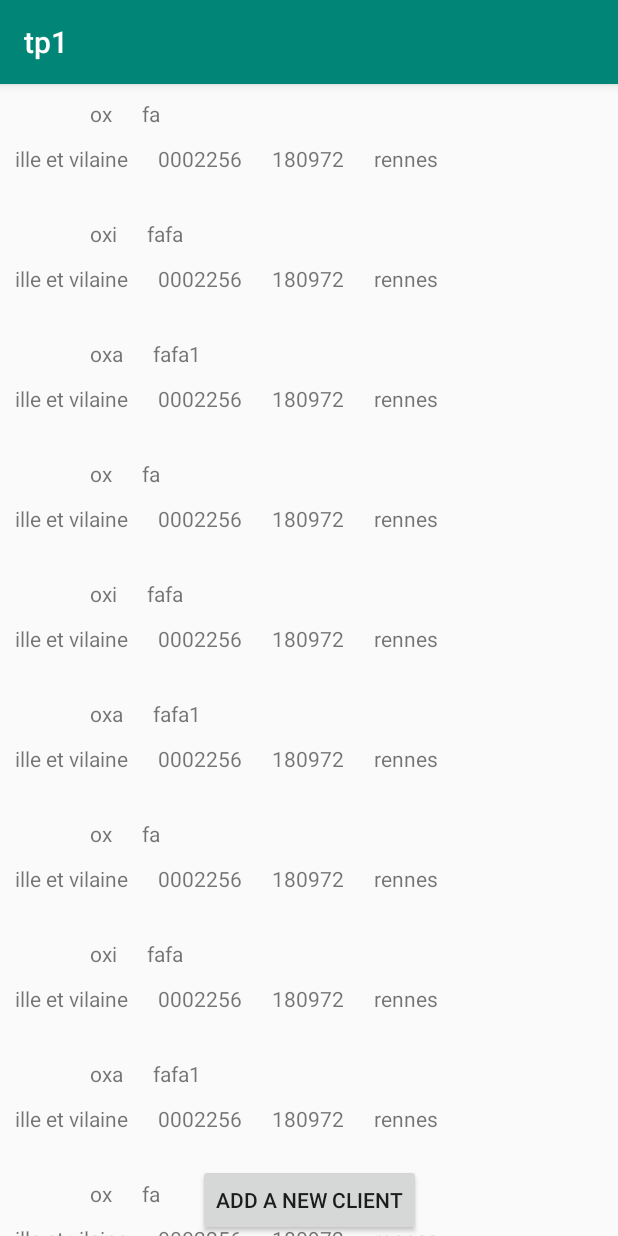
After one commit to francoisauxietre/mmmtp1, an Android app: the RecyclerActivity screen opened directly, with no data from a screen before it, on a phone screen of 412 x 824 dp. The commit adds this screen. Run offline under Robolectric (Android 15) with nearby library versions, the phone set to English and light mode, and no system bars.

Commit message:
add recyclerList Add item in listview modify item on two lines

```diff
--- a/tp1/app/build.gradle
+++ b/tp1/app/build.gradle
@@ -39,8 +39,8 @@ dependencies {
 
     def room_version = "2.2.0"
     implementation "androidx.room:room-runtime:$room_version"
-    annotationProcessor "androidx.room:room-compiler:$room_version" // For Kotlin use kapt instead of annotationProcessor
-
+    annotationProcessor "androidx.room:room-compiler:$room_version"
+    // For Kotlin use kapt instead of annotationProcessor
 
 
 }
--- /dev/null
+++ b/tp1/app/src/main/java/com/tp1/RecyclerActivity.java
@@ -0,0 +1,91 @@
+package com.tp1;
+
+import androidx.appcompat.app.AppCompatActivity;
+import androidx.recyclerview.widget.LinearLayoutManager;
+import androidx.recyclerview.widget.RecyclerView;
+
+import android.content.DialogInterface;
+import android.content.Intent;
+import android.os.Bundle;
+import android.util.Log;
+import android.view.View;
+import android.widget.Button;
+
+import com.tp1.adapter.RecyclerAdapter;
+import com.tp1.model.User;
+
+import java.util.ArrayList;
+import java.util.List;
+
+public class RecyclerActivity extends AppCompatActivity implements View.OnClickListener {
+    private Button button_new_user;
+    private RecyclerView recyclerView;
+    private RecyclerAdapter recyclerAdapter;
+    private List<User> usersList;
+
+    @Override
+    protected void onCreate(Bundle savedInstanceState) {
+        super.onCreate(savedInstanceState);
+
+        usersList = new ArrayList<User>();
+
+        User fa = new User("fa", "ox", "180972", "0002256", "rennes", "ille et vilaine");
+        User fa1 = new User("fafa", "oxi", "180972", "0002256", "rennes", "ille et vilaine");
+        User fa2 = new User("fafa1", "oxa", "180972", "0002256", "rennes", "ille et vilaine");
+        User fa3 = new User("fa", "ox", "180972", "0002256", "rennes", "ille et vilaine");
+        User fa4 = new User("fafa", "oxi", "180972", "0002256", "rennes", "ille et vilaine");
+        User fa5 = new User("fafa1", "oxa", "180972", "0002256", "rennes", "ille et vilaine");
+        User fa6= new User("fa", "ox", "180972", "0002256", "rennes", "ille et vilaine");
+        User fa7 = new User("fafa", "oxi", "180972", "0002256", "rennes", "ille et vilaine");
+        User fa8 = new User("fafa1", "oxa", "180972", "0002256", "rennes", "ille et vilaine");
+        User fa9= new User("fa", "ox", "180972", "0002256", "rennes", "ille et vilaine");
+        User fa10 = new User("fafa", "oxi", "180972", "0002256", "rennes", "ille et vilaine");
+        User fa11= new User("fafa1", "oxa", "180972", "0002256", "rennes", "ille et vilaine");
+        User fa12 = new User("fa", "ox", "180972", "0002256", "rennes", "ille et vilaine");
+        User fa13= new User("fafa", "oxi", "180972", "0002256", "rennes", "ille et vilaine");
+        User fa14 = new User("fafa1", "oxa", "180972", "0002256", "rennes", "ille et vilaine");
+
+        this.usersList.add(fa);
+        this.usersList.add(fa1);
+        this.usersList.add(fa2);
+        this.usersList.add(fa3);
+        this.usersList.add(fa4);
+        this.usersList.add(fa5);
+        this.usersList.add(fa6);
+        this.usersList.add(fa7);
+        this.usersList.add(fa8);
+        this.usersList.add(fa9);
+        this.usersList.add(fa10);
+        this.usersList.add(fa11);
+        this.usersList.add(fa12);
+
+        setContentView(R.layout.activity_recycler);
+
+        button_new_user =findViewById(R.id.button_new_user);
+        button_new_user.setOnClickListener(this);
+
+
+        // handle the recycler view
+        recyclerView = findViewById(R.id.recycler_view);
+        recyclerAdapter = new RecyclerAdapter(this.usersList);
+        RecyclerView.LayoutManager mLayoutManager = new LinearLayoutManager(getApplicationContext());
+        recyclerView.setLayoutManager(mLayoutManager);
+        recyclerView.setAdapter(recyclerAdapter);
+
+    }
+
+    @Override
+    public void onClick(View v) {
+        Log.i("info", "click in RecyclerActivity");
+        Intent recycler_intent = new Intent(getApplicationContext(), UserActivity.class);
+        startActivityForResult(recycler_intent, 0);
+    }
+
+    //methode apelle lors du retour du bouton valider de UserActivity
+    protected void onActivityResult(int requestCode, int resultCode, Intent intent){
+        super.onActivityResult(requestCode, resultCode, intent);
+        Log.i("info", "retour de User Activity");
+        Bundle extras = intent.getExtras();
+        mEditText1.setText(extras != null ? extras.getString("returnKey"):"nothing returned");
+    }
+}
--- /dev/null
+++ b/tp1/app/src/main/java/com/tp1/adapter/RecyclerAdapter.java
@@ -0,0 +1,68 @@
+package com.tp1.adapter;
+
+import android.view.LayoutInflater;
+import android.view.View;
+import android.view.ViewGroup;
+import android.widget.TextView;
+
+import androidx.annotation.NonNull;
+import androidx.recyclerview.widget.RecyclerView;
+
+import com.tp1.R;
+import com.tp1.model.User;
+
+import java.util.List;
+
+public class RecyclerAdapter extends RecyclerView.Adapter<RecyclerAdapter.ViewHolder>
+{
+    private List<User> usersList ;
+
+
+    public RecyclerAdapter(List<User> usersList) {
+        this.usersList = usersList;
+    }
+
+    @NonNull
+    @Override
+    public ViewHolder onCreateViewHolder(@NonNull ViewGroup parent, int viewType) {
+
+        View view = LayoutInflater.from(parent.getContext()).inflate(R.layout.item, parent, false);
+        ViewHolder holder = new ViewHolder(view);
+        return holder;
+    }
+
+    @Override
+    public void onBindViewHolder(@NonNull ViewHolder holder, int position) {
+        holder.first_name.setText(usersList.get(position).getFirst_name());
+        holder.last_name.setText(usersList.get(position).getLast_name());
+        holder.birth.setText(usersList.get(position).getBirth());
+        holder.town.setText(usersList.get(position).getTown());
+        holder.phone_number.setText(usersList.get(position).getPhone_number());
+        holder.department.setText(usersList.get(position).getDepartment());
+    }
+
+    @Override
+    public int getItemCount() {
+        return usersList.size();
+    }
+
+    public class ViewHolder extends RecyclerView.ViewHolder{
+        TextView first_name;
+        TextView last_name;
+        TextView birth;
+        TextView town;
+        TextView department;
+        TextView phone_number;
+
+        public ViewHolder(@NonNull View itemView) {
+            super(itemView);
+            first_name = itemView.findViewById(R.id.item_first_name);
+            last_name = itemView.findViewById(R.id.item_last_name);
+            birth = itemView.findViewById(R.id.item_birth);
+            town =itemView.findViewById(R.id.item_town);
+            phone_number = itemView.findViewById(R.id.item_phone_number);
+            department = itemView.findViewById(R.id.item_department);
+
+        }
+    }
+}
--- a/tp1/app/src/main/java/com/tp1/model/User.java
+++ b/tp1/app/src/main/java/com/tp1/model/User.java
@@ -9,14 +9,20 @@ public class User implements Parcelable {
     private String first_name;
     private String birth;
     private String phone_number;
+    private String town;
+    private String department;
+
     private int ratingbar;
     private int image;
 
-    public User(String last_name, String first_name, String birth, String phone_number) {
+
+    public User(String last_name, String first_name, String birth, String phone_number, String town, String department) {
         this.last_name = last_name;
         this.first_name = first_name;
         this.birth = birth;
         this.phone_number = phone_number;
+        this.town = town;
+        this.department = department;
     }
 
     protected User(Parcel in) {
@@ -24,6 +30,8 @@ public class User implements Parcelable {
         first_name = in.readString();
         birth = in.readString();
         phone_number = in.readString();
+        town = in.readString();
+        department = in.readString();
 
     }
 
@@ -50,6 +58,36 @@ public class User implements Parcelable {
         dest.writeString(first_name);
         dest.writeString(birth);
         dest.writeString(phone_number);
+        dest.writeString(town);
+        dest.writeString(department);
+    }
+
+    public String getTown() {
+        return town;
+    }
+
+    public void setTown(String town) {
+        this.town = town;
+    }
+
+    public int getImage() {
+        return image;
+    }
+
+    public void setImage(int image) {
+        this.image = image;
+    }
+
+    public User(String department) {
+        this.department = department;
+    }
+
+    public void setDepartment(String department) {
+        this.department = department;
+    }
+
+    public String getDepartment() {
+        return department;
     }
 
     public String getLast_name() {
--- /dev/null
+++ b/tp1/app/src/main/res/layout/activity_recycler.xml
@@ -0,0 +1,28 @@
+<?xml version="1.0" encoding="utf-8"?>
+<androidx.constraintlayout.widget.ConstraintLayout xmlns:android="http://schemas.android.com/apk/res/android"
+    xmlns:app="http://schemas.android.com/apk/res-auto"
+    xmlns:tools="http://schemas.android.com/tools"
+    android:orientation="vertical" android:layout_width="match_parent"
+    android:layout_height="match_parent">
+    android:layout_width="match_parent"
+    android:layout_height="match_parent"
+    tools:context=".RecyclerActivity">
+
+    <androidx.recyclerview.widget.RecyclerView
+        android:id="@+id/recycler_view"
+        android:layout_width="match_parent"
+        android:layout_height="match_parent"
+        tools:layout_editor_absoluteX="132dp"
+        tools:layout_editor_absoluteY="88dp" />
+
+    <Button
+        android:id="@+id/button_new_user"
+        android:layout_width="wrap_content"
+        android:layout_height="wrap_content"
+        android:text="@string/add_new_client"
+        tools:layout_editor_absoluteX="144dp"
+        tools:layout_editor_absoluteY="547dp"
+        app:layout_constraintBottom_toBottomOf="parent"
+        app:layout_constraintEnd_toEndOf="parent"
+        app:layout_constraintStart_toStartOf="parent" />
+</androidx.constraintlayout.widget.ConstraintLayout>
--- a/tp1/app/src/main/res/layout/content_user.xml
+++ b/tp1/app/src/main/res/layout/content_user.xml
@@ -83,6 +83,12 @@
                     android:layout_width="wrap_content"
                     android:layout_height="wrap_content"
                     android:width="200px" />
+                <EditText
+                    android:id="@+id/department_edit_text"
+                    android:layout_width="wrap_content"
+                    android:layout_height="wrap_content"
+                    android:width="200px" />
+
 
             </TableRow>
 
--- /dev/null
+++ b/tp1/app/src/main/res/layout/item.xml
@@ -0,0 +1,88 @@
+<?xml version="1.0" encoding="utf-8"?>
+<RelativeLayout xmlns:android="http://schemas.android.com/apk/res/android"
+    android:layout_width="match_parent"
+    android:layout_height="60dp"
+    android:layout_marginVertical="10dp"
+    android:orientation="horizontal">
+
+<!--    <ImageView-->
+<!--        android:id="@+id/thumbnail"-->
+<!--        android:layout_width="32dp"-->
+<!--        android:layout_height="32dp"-->
+<!--        android:layout_centerVertical="true"-->
+<!--        android:layout_marginRight="3dp" />-->
+
+    <LinearLayout
+        android:layout_width="wrap_content"
+        android:layout_height="wrap_content"
+        android:orientation="vertical">
+
+        <LinearLayout
+            android:layout_width="wrap_content"
+            android:layout_height="fill_parent" >
+
+            <ImageView
+                android:id="@+id/item_image"
+                android:layout_width="30dp"
+                android:layout_height="30dp"
+                android:layout_marginHorizontal="10dp" />
+
+            <TextView
+                android:id="@+id/item_first_name"
+                android:layout_width="wrap_content"
+                android:layout_height="wrap_content"
+                android:layout_marginHorizontal="10dp"
+                android:layout_toRightOf="@id/item_image"
+                android:text="auxietre"></TextView>
+
+            <TextView
+                android:id="@+id/item_last_name"
+                android:layout_width="wrap_content"
+                android:layout_height="wrap_content"
+                android:layout_marginHorizontal="10dp"
+                android:layout_toRightOf="@id/item_first_name"
+                android:text="francois"></TextView>
+        </LinearLayout>
+
+        <LinearLayout
+            android:layout_width="wrap_content"
+            android:layout_height="40dp">
+
+            <TextView
+                android:id="@+id/item_department"
+                android:layout_width="wrap_content"
+                android:layout_height="wrap_content"
+                android:layout_marginHorizontal="10dp"
+                android:layout_toRightOf="@id/item_town"
+                android:text="Corse"></TextView>
+
+            <TextView
+                android:id="@+id/item_phone_number"
+                android:layout_width="wrap_content"
+                android:layout_height="wrap_content"
+                android:layout_marginHorizontal="10dp"
+                android:layout_toRightOf="@id/item_department"
+                android:text="0299301089"></TextView>
+
+            <TextView
+                android:id="@+id/item_birth"
+                android:layout_width="wrap_content"
+                android:layout_height="wrap_content"
+                android:layout_marginHorizontal="10dp"
+                android:layout_toRightOf="@id/item_last_name"
+                android:text="28/06/1989"></TextView>
+
+            <TextView
+                android:id="@+id/item_town"
+                android:layout_width="wrap_content"
+                android:layout_height="wrap_content"
+                android:layout_marginHorizontal="10dp"
+                android:layout_toRightOf="@id/item_birth"
+                android:text="rennes"></TextView>
+        </LinearLayout>
+
+    </LinearLayout>
+
+
+
+</RelativeLayout>
--- a/tp1/app/src/main/res/values/strings.xml
+++ b/tp1/app/src/main/res/values/strings.xml
@@ -35,6 +35,7 @@
     <string name="save">save</string>
     <string name="button_save_profile">save profile</string>
     <string name="add_photo">add your photo</string>
-
+    <string name="add_new_client">add a new Client</string>
+    <string name="recycler_view">Clients List</string>
 
 </resources>
```
Also changed, not shown: tp1/app/src/main/AndroidManifest.xml (+7 -6 lines), tp1/app/src/main/java/com/tp1/MainActivity.java (+11 -0 lines), tp1/app/src/main/java/com/tp1/PhotoActivity.java (+66 -28 lines), tp1/app/src/main/java/com/tp1/UserActivity.java (+21 -3 lines), tp1/app/src/main/res/layout/content_main.xml (+12 -0 lines), 3 other files.
